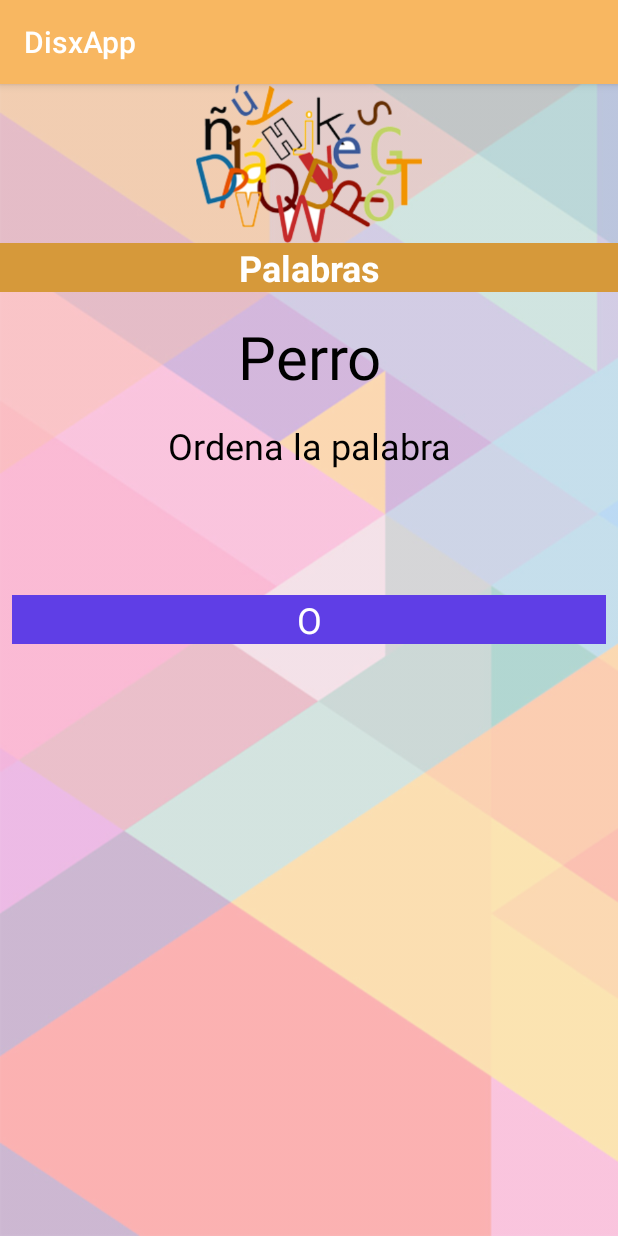
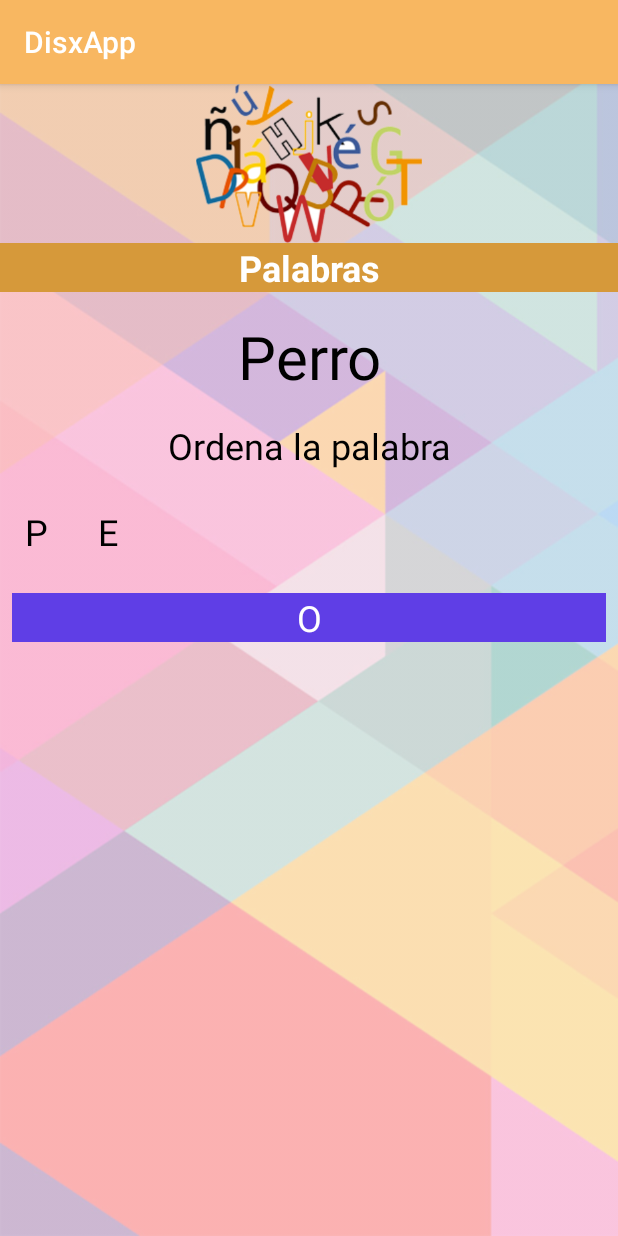
Before and after one commit to extripador117/disxapp, an Android app: the activityPalabras screen opened directly, with no data from a screen before it, on a phone screen of 412 x 824 dp. Run offline under Robolectric (Android 15) with nearby library versions, the phone set to English and light mode, and no system bars.

Commit message:
todos los diseños terminados + logica de agregar palabras

```diff
--- a/app/src/main/java/com/example/rosaguadalupe/diseo/activityOraciones.java
+++ b/app/src/main/java/com/example/rosaguadalupe/diseo/activityOraciones.java
@@ -20,7 +20,7 @@ public class activityOraciones extends AppCompatActivity  {
         contenedor = (LinearLayout)findViewById(R.id.contenedor);
 
         botonPalabra = new Button(this);
-        botonPalabra.setText("perro");
+        botonPalabra.setText("perrooo");
         botonPalabra.setTextColor(Color.WHITE);
         botonPalabra.setTextSize(18);
         botonPalabra.setBackgroundColor(Color.parseColor("#6543e2"));
--- a/app/src/main/java/com/example/rosaguadalupe/diseo/activityPalabras.java
+++ b/app/src/main/java/com/example/rosaguadalupe/diseo/activityPalabras.java
@@ -1,13 +1,53 @@
 package com.example.rosaguadalupe.diseo;
 
+import android.content.Intent;
+import android.graphics.Color;
 import android.support.v7.app.AppCompatActivity;
 import android.os.Bundle;
+import android.view.View;
+import android.widget.LinearLayout;
+import android.widget.TextView;
 
-public class activityPalabras extends AppCompatActivity {
+public class activityPalabras extends AppCompatActivity  implements View.OnClickListener{
+    LinearLayout contenedorLetras;
+    TextView letra;
 
+    LinearLayout.LayoutParams paramsLetra;
+    int id=1;
     @Override
     protected void onCreate(Bundle savedInstanceState) {
         super.onCreate(savedInstanceState);
         setContentView(R.layout.activity_palabras);
+        contenedorLetras = (LinearLayout)findViewById(R.id.contenedorLetras);
+        letra = new TextView(this);
+        letra.setId(id);
+        letra.setText("P");
+        letra.setTextSize(24);
+        letra.setTextColor(Color.BLACK);
+        letra.setOnClickListener(this);
+        paramsLetra =new LinearLayout.LayoutParams(LinearLayout.LayoutParams.WRAP_CONTENT,LinearLayout.LayoutParams.WRAP_CONTENT);
+        paramsLetra.setMargins(25,25,25,25);
+        letra.setLayoutParams(paramsLetra);
+        contenedorLetras.addView(letra);
+
+        letra = new TextView(this);
+        id+=1;
+        letra.setId(id);
+        letra.setText("E");
+        letra.setTextSize(24);
+        letra.setTextColor(Color.BLACK);
+        paramsLetra =new LinearLayout.LayoutParams(LinearLayout.LayoutParams.WRAP_CONTENT,LinearLayout.LayoutParams.WRAP_CONTENT);
+        paramsLetra.setMargins(25,25,25,25);
+        letra.setLayoutParams(paramsLetra);
+        contenedorLetras.addView(letra);
+
+
+    }
+
+    @Override
+    public void onClick(View view) {
+        TextView Campo=findViewById(R.id.campoPalabras);;
+        TextView textoPresionado = findViewById(view.getId());
+        Campo.setText(Campo.getText().toString()+ textoPresionado.getText().toString());
     }
 }
--- a/app/src/main/res/layout/activity_palabras.xml
+++ b/app/src/main/res/layout/activity_palabras.xml
@@ -55,20 +55,22 @@
         android:textSize="24dp" />
 
     <LinearLayout
+        android:id="@+id/contenedorLetras"
         android:layout_width="match_parent"
-        android:layout_height="67dp"
+        android:layout_height="wrap_content"
         android:orientation="horizontal"></LinearLayout>
+
     <TextView
-        android:id="@+id/textView13"
+        android:id="@+id/campoPalabras"
         android:layout_width="match_parent"
         android:layout_height="wrap_content"
         android:layout_marginBottom="8dp"
         android:layout_marginEnd="8dp"
         android:layout_marginStart="8dp"
         android:layout_marginTop="8dp"
+        android:background="#5f3ee6"
         android:gravity="center_horizontal"
         android:text="O"
-        android:background="#5f3ee6"
         android:textColor="#ffffff"
         android:textSize="24dp" />
 </LinearLayout>
```
Also changed, not shown: app/src/main/res/layout/activity_oraciones.xml (+14 -4 lines).
